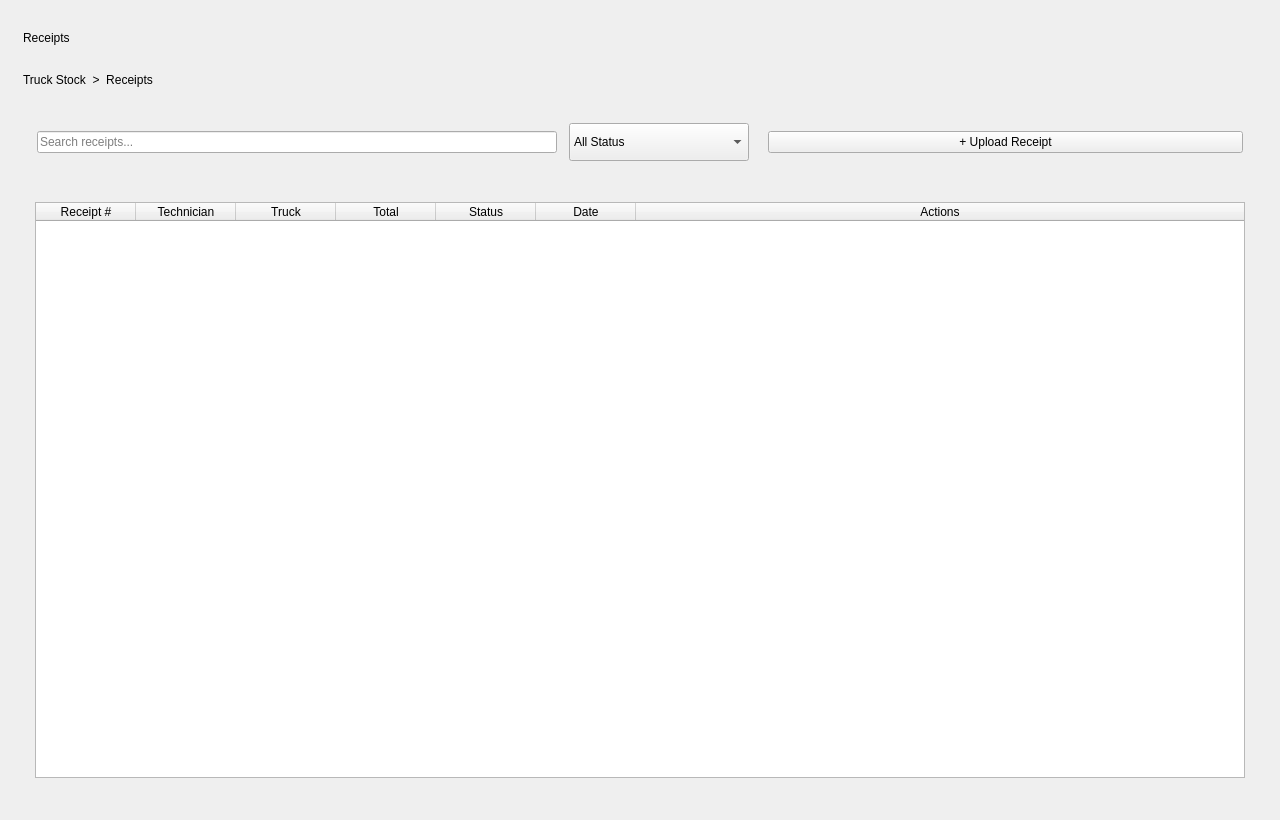
Old version of the form InventoryQtApp/ReceiptsPage.ui in the repository Felipeact/InventoryQtApp.
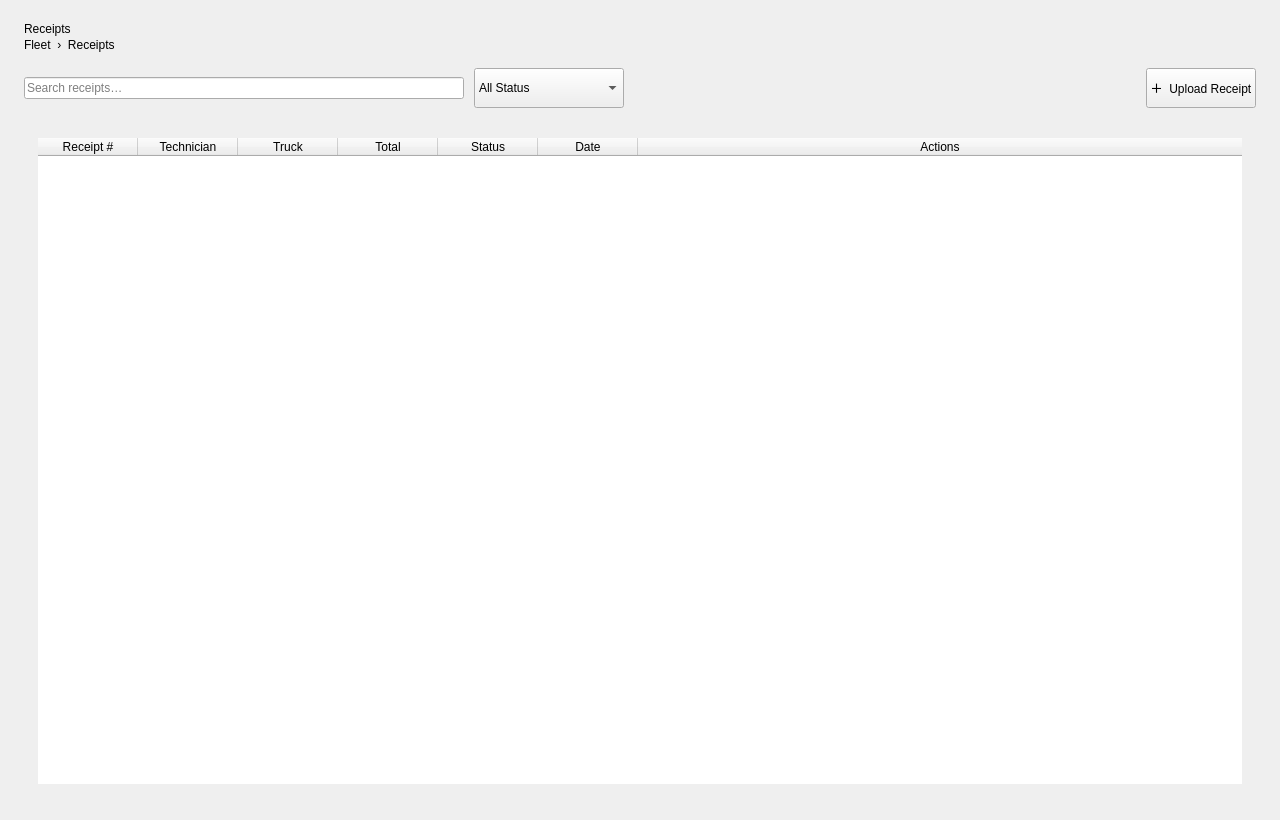
New version of the form.

```diff
--- a/InventoryQtApp/ReceiptsPage.ui
+++ b/InventoryQtApp/ReceiptsPage.ui
@@ -4,299 +4,108 @@
 
 	<widget class="QWidget" name="ReceiptsPageClass">
 		<property name="geometry">
-			<rect>
-				<x>0</x>
-				<y>0</y>
-				<width>1280</width>
-				<height>820</height>
-			</rect>
-		</property>
-
-		<property name="windowTitle">
-			<string>Receipts</string>
-		</property>
-
-		<property name="styleSheet">
-			<string notr="true"/>
-		</property>
-
+   <rect><x>0</x><y>0</y><width>1280</width><height>820</height></rect>
+  </property>
+  <property name="windowTitle"><string>Receipts</string></property>
 		<layout class="QVBoxLayout" name="rootLayout">
-			<property name="leftMargin">
-				<number>14</number>
-			</property>
-			<property name="topMargin">
-				<number>14</number>
-			</property>
-			<property name="rightMargin">
-				<number>14</number>
-			</property>
-			<property name="bottomMargin">
-				<number>14</number>
-			</property>
-			<property name="spacing">
-				<number>12</number>
-			</property>
-
+   <property name="leftMargin"><number>24</number></property>
+   <property name="topMargin"><number>22</number></property>
+   <property name="rightMargin"><number>24</number></property>
+   <property name="bottomMargin"><number>22</number></property>
+   <property name="spacing"><number>16</number></property>
 			<item>
 				<widget class="QWidget" name="pageContainer" native="true">
 					<layout class="QVBoxLayout" name="pageLayout">
-						<property name="spacing">
-							<number>12</number>
-						</property>
-
+      <property name="leftMargin"><number>0</number></property>
+      <property name="topMargin"><number>0</number></property>
+      <property name="rightMargin"><number>0</number></property>
+      <property name="bottomMargin"><number>0</number></property>
+      <property name="spacing"><number>16</number></property>
 						<item>
 							<layout class="QVBoxLayout" name="titleLayout">
-								<item>
-									<widget class="QLabel" name="pageTitle">
-										<property name="text">
-											<string>Receipts</string>
-										</property>
-									</widget>
-								</item>
-
-								<item>
-									<widget class="QLabel" name="breadcrumbLabel">
-										<property name="text">
-											<string>Truck Stock  &gt;  Receipts</string>
-										</property>
-									</widget>
-								</item>
-							</layout>
-						</item>
-
+        <property name="spacing"><number>2</number></property>
+        <item><widget class="QLabel" name="pageTitle"><property name="text"><string>Receipts</string></property></widget></item>
+        <item><widget class="QLabel" name="breadcrumbLabel"><property name="text"><string>Fleet  ›  Receipts</string></property></widget></item>
+       </layout>
+      </item>
 						<item>
 							<widget class="QWidget" name="toolbarContainer" native="true">
-								<property name="minimumSize">
-									<size>
-										<width>0</width>
-										<height>72</height>
-									</size>
-								</property>
-
 								<layout class="QHBoxLayout" name="toolbarLayout">
-									<property name="leftMargin">
-										<number>14</number>
-									</property>
-									<property name="topMargin">
-										<number>12</number>
-									</property>
-									<property name="rightMargin">
-										<number>14</number>
-									</property>
-									<property name="bottomMargin">
-										<number>12</number>
-									</property>
-									<property name="spacing">
-										<number>12</number>
-									</property>
-
+         <property name="leftMargin"><number>0</number></property>
+         <property name="topMargin"><number>0</number></property>
+         <property name="rightMargin"><number>0</number></property>
+         <property name="bottomMargin"><number>0</number></property>
+         <property name="spacing"><number>10</number></property>
 									<item>
 										<widget class="QWidget" name="searchContainer" native="true">
-											<property name="minimumSize">
-												<size>
-													<width>340</width>
-													<height>44</height>
-												</size>
-											</property>
-											<property name="maximumSize">
-												<size>
-													<width>520</width>
-													<height>44</height>
-												</size>
-											</property>
-
+           <property name="minimumSize"><size><width>300</width><height>40</height></size></property>
+           <property name="maximumSize"><size><width>440</width><height>40</height></size></property>
 											<layout class="QHBoxLayout" name="searchLayout">
-												<property name="leftMargin">
-													<number>0</number>
-												</property>
-												<property name="topMargin">
-													<number>0</number>
-												</property>
-												<property name="rightMargin">
-													<number>0</number>
-												</property>
-												<property name="bottomMargin">
-													<number>0</number>
-												</property>
-
-												<item>
-													<widget class="QLineEdit" name="searchInput">
-														<property name="placeholderText">
-															<string>Search receipts...</string>
-														</property>
-													</widget>
-												</item>
+            <property name="leftMargin"><number>0</number></property>
+            <property name="topMargin"><number>0</number></property>
+            <property name="rightMargin"><number>0</number></property>
+            <property name="bottomMargin"><number>0</number></property>
+            <property name="spacing"><number>8</number></property>
+            <item><widget class="QLineEdit" name="searchInput"><property name="placeholderText"><string>Search receipts…</string></property></widget></item>
 											</layout>
 										</widget>
 									</item>
-
 									<item>
 										<widget class="QComboBox" name="statusFilter">
-											<property name="minimumSize">
-												<size>
-													<width>160</width>
-													<height>38</height>
-												</size>
-											</property>
-											<property name="maximumSize">
-												<size>
-													<width>180</width>
-													<height>38</height>
-												</size>
-											</property>
-
-											<item>
-												<property name="text">
-													<string>All Status</string>
-												</property>
-											</item>
-
-											<item>
-												<property name="text">
-													<string>Pending</string>
-												</property>
-											</item>
-
-											<item>
-												<property name="text">
-													<string>Approved</string>
-												</property>
-											</item>
-
-											<item>
-												<property name="text">
-													<string>Rejected</string>
-												</property>
-											</item>
-										</widget>
-									</item>
-
+           <property name="minimumSize"><size><width>150</width><height>40</height></size></property>
+           <property name="maximumSize"><size><width>180</width><height>40</height></size></property>
+           <item><property name="text"><string>All Status</string></property></item>
+           <item><property name="text"><string>Pending</string></property></item>
+           <item><property name="text"><string>Approved</string></property></item>
+           <item><property name="text"><string>Rejected</string></property></item>
+          </widget>
+         </item>
 									<item>
-										<spacer name="toolbarSpacer">
-											<property name="orientation">
-												<enum>Qt::Horizontal</enum>
-											</property>
-										</spacer>
-									</item>
-
+          <spacer name="toolbarSpacer"><property name="orientation"><enum>Qt::Horizontal</enum></property><property name="sizeHint" stdset="0"><size><width>40</width><height>20</height></size></property></spacer>
+         </item>
 									<item>
 										<widget class="QPushButton" name="uploadButton">
-											<property name="text">
-												<string>+ Upload Receipt</string>
-											</property>
+           <property name="minimumSize"><size><width>0</width><height>40</height></size></property>
+           <property name="text"><string>＋  Upload Receipt</string></property>
+           <property name="cursor"><cursorShape>PointingHandCursor</cursorShape></property>
+           <property name="variant" stdset="0"><string>primary</string></property>
 										</widget>
 									</item>
 								</layout>
 							</widget>
 						</item>
-
 						<item>
 							<widget class="QWidget" name="tableCard" native="true">
-								<property name="maximumSize">
-									<size>
-										<width>16777215</width>
-										<height>600</height>
-									</size>
-								</property>
-
 								<layout class="QVBoxLayout" name="tableLayout">
-									<property name="leftMargin">
-										<number>12</number>
-									</property>
-									<property name="topMargin">
-										<number>12</number>
-									</property>
-									<property name="rightMargin">
-										<number>12</number>
-									</property>
-									<property name="bottomMargin">
-										<number>12</number>
-									</property>
-									<property name="spacing">
-										<number>10</number>
-									</property>
-
+         <property name="leftMargin"><number>14</number></property>
+         <property name="topMargin"><number>14</number></property>
+         <property name="rightMargin"><number>14</number></property>
+         <property name="bottomMargin"><number>14</number></property>
+         <property name="spacing"><number>12</number></property>
 									<item>
 										<widget class="QTableWidget" name="receiptsTable">
-											<property name="minimumSize">
-												<size>
-													<width>0</width>
-													<height>500</height>
-												</size>
-											</property>
-											<property name="columnCount">
-												<number>7</number>
-											</property>
-											<property name="rowCount">
-												<number>0</number>
-											</property>
-											<property name="selectionBehavior">
-												<enum>QAbstractItemView::SelectRows</enum>
-											</property>
-											<property name="showGrid">
-												<bool>false</bool>
-											</property>
-											<attribute name="horizontalHeaderStretchLastSection">
-												<bool>true</bool>
-											</attribute>
-
-											<column>
-												<property name="text">
-													<string>Receipt #</string>
-												</property>
-											</column>
-
-											<column>
-												<property name="text">
-													<string>Technician</string>
-												</property>
-											</column>
-
-											<column>
-												<property name="text">
-													<string>Truck</string>
-												</property>
-											</column>
-
-											<column>
-												<property name="text">
-													<string>Total</string>
-												</property>
-											</column>
-
-											<column>
-												<property name="text">
-													<string>Status</string>
-												</property>
-											</column>
-
-											<column>
-												<property name="text">
-													<string>Date</string>
-												</property>
-											</column>
-
-											<column>
-												<property name="text">
-													<string>Actions</string>
-												</property>
-											</column>
+           <property name="frameShape"><enum>QFrame::NoFrame</enum></property>
+           <property name="editTriggers"><set>QAbstractItemView::NoEditTriggers</set></property>
+           <property name="alternatingRowColors"><bool>true</bool></property>
+           <property name="selectionBehavior"><enum>QAbstractItemView::SelectRows</enum></property>
+           <property name="selectionMode"><enum>QAbstractItemView::SingleSelection</enum></property>
+           <property name="showGrid"><bool>false</bool></property>
+           <property name="columnCount"><number>7</number></property>
+           <attribute name="horizontalHeaderStretchLastSection"><bool>true</bool></attribute>
+           <attribute name="horizontalHeaderHighlightSections"><bool>false</bool></attribute>
+           <attribute name="verticalHeaderVisible"><bool>false</bool></attribute>
+           <column><property name="text"><string>Receipt #</string></property></column>
+           <column><property name="text"><string>Technician</string></property></column>
+           <column><property name="text"><string>Truck</string></property></column>
+           <column><property name="text"><string>Total</string></property></column>
+           <column><property name="text"><string>Status</string></property></column>
+           <column><property name="text"><string>Date</string></property></column>
+           <column><property name="text"><string>Actions</string></property></column>
 										</widget>
 									</item>
 								</layout>
 							</widget>
 						</item>
-
-						<item>
-							<spacer name="bottomSpacer">
-								<property name="orientation">
-									<enum>Qt::Vertical</enum>
-								</property>
-								<property name="sizeType">
-									<enum>QSizePolicy::Expanding</enum>
-								</property>
-							</spacer>
-						</item>
 					</layout>
 				</widget>
 			</item>
```
Left out of the diff: 2 changed lines with no effect on the pictures. Lines whose indentation alone changed are shown as unchanged.
